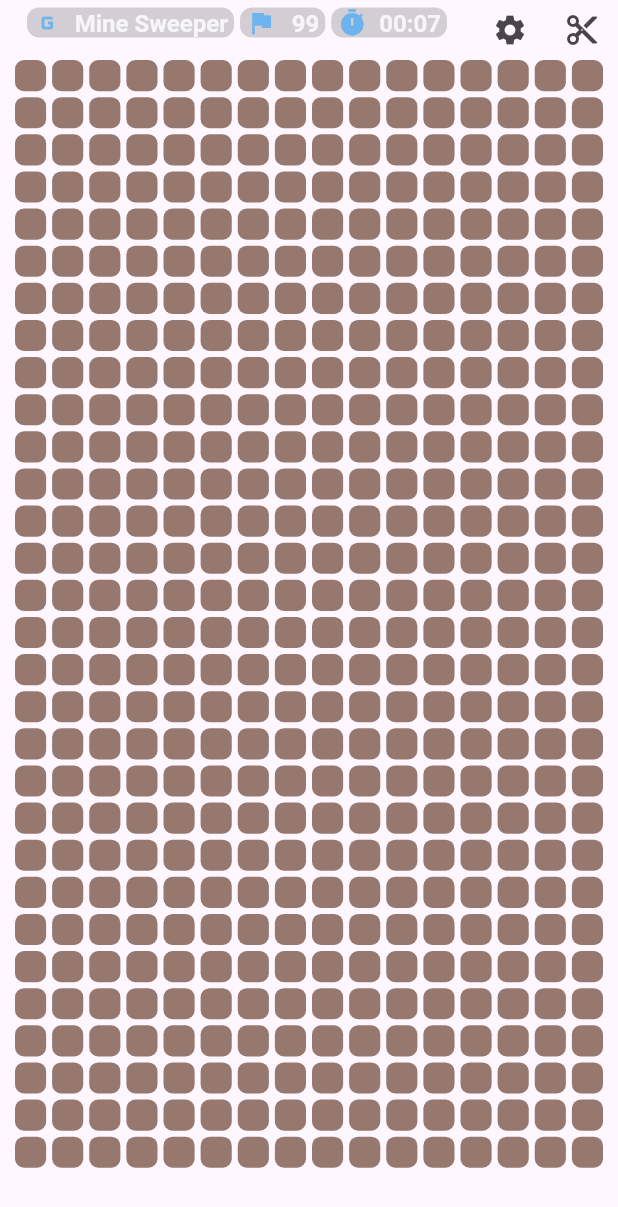
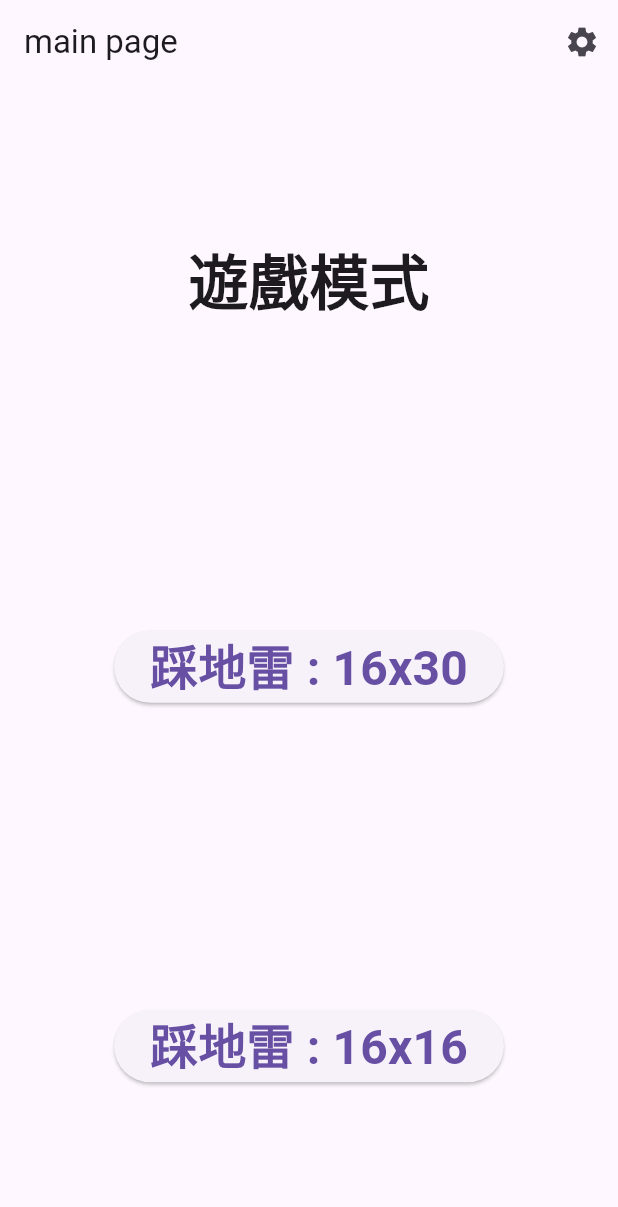
Before and after one commit to Yunitrish006006/adaptor_game, a Flutter app: the screen it shows after launch, on a phone screen of 412 x 824 dp. Shown: the top 1207 px of the screen. Run offline on Flutter 3.47's test engine with Material 3 defaults, Android fonts, the phone set to English and light mode, and no system bars; generated files the repository leaves out were written again.

Commit message:
新增模式

```diff
--- a/lib/main.dart
+++ b/lib/main.dart
@@ -1,6 +1,6 @@
 import 'dart:io';
 import 'package:adaptor_games/ui/combined_notifier.dart';
-import 'package:adaptor_games/ui/screens/mine_sweeper_screen.dart';
+import 'package:adaptor_games/ui/screens/menu_screen.dart';
 import 'package:flutter/material.dart';
 import 'package:flutter_gen/gen_l10n/app_localizations.dart';
 import 'package:provider/provider.dart';
@@ -27,7 +27,7 @@ class MyApp extends StatelessWidget {
             locale: notifier.currentLocale,
             localizationsDelegates: AppLocalizations.localizationsDelegates,
             supportedLocales: AppLocalizations.supportedLocales,
-            home: const MineSweepGameScreen(),
+            home: const MenuScreen(),
           );
         },
       ),
--- a/lib/ui/components.dart
+++ b/lib/ui/components.dart
@@ -107,7 +107,7 @@ Expanded getStatusField(
   return Expanded(
     flex: width,
     child: Container(
-      margin: const EdgeInsets.symmetric(horizontal: 2),
+      margin: const EdgeInsets.symmetric(horizontal: 4),
       padding: const EdgeInsets.symmetric(horizontal: 4),
       decoration: BoxDecoration(
         color: add3_2(theme.canvasColor, theme.hintColor),
@@ -119,13 +119,13 @@ Expanded getStatusField(
           Icon(
             icon,
             color: add3_2(Colors.blue, theme.secondaryHeaderColor),
-            size: 20,
+            size: 32,
           ),
           Text(
             value,
             style: TextStyle(
                 color: add4_1(Colors.white, theme.secondaryHeaderColor),
-                fontSize: 16,
+                fontSize: 22,
                 fontWeight: FontWeight.bold),
           ),
         ],
--- /dev/null
+++ b/lib/ui/screens/menu_screen.dart
@@ -0,0 +1,61 @@
+import 'package:adaptor_games/ui/components.dart';
+import 'package:adaptor_games/ui/screens/mine_sweeper_screen.dart';
+import 'package:adaptor_games/utils/mine_sweeper.dart';
+import 'package:flutter/material.dart';
+import 'package:flutter_gen/gen_l10n/app_localizations.dart';
+
+class MenuScreen extends StatefulWidget {
+  const MenuScreen({super.key});
+
+  @override
+  State<MenuScreen> createState() => _MenuScreenState();
+}
+
+class _MenuScreenState extends State<MenuScreen> {
+  @override
+  Widget build(BuildContext context) {
+    return Scaffold(
+      appBar: AppBar(
+        title: Text(AppLocalizations.of(context)!.title_main),
+        actions: [settingButton(context)],
+      ),
+      body: Center(
+        child: Column(
+          mainAxisAlignment: MainAxisAlignment.spaceAround,
+          children: [
+            const Text(
+              "遊戲模式",
+              style: TextStyle(fontSize: 40, fontWeight: FontWeight.bold),
+            ),
+            ElevatedButton(
+              onPressed: () {
+                Navigator.push(
+                  context,
+                  MaterialPageRoute(
+                    builder: (context) =>
+                        MineSweepGameScreen(MineSweeperGame(30, 16, 99)),
+                  ),
+                );
+              },
+              child: const Text("踩地雷 : 16x30",
+                  style: TextStyle(fontSize: 32, fontWeight: FontWeight.bold)),
+            ),
+            ElevatedButton(
+              onPressed: () {
+                Navigator.push(
+                  context,
+                  MaterialPageRoute(
+                    builder: (context) =>
+                        MineSweepGameScreen(MineSweeperGame(16, 16, 50)),
+                  ),
+                );
+              },
+              child: const Text("踩地雷 : 16x16",
+                  style: TextStyle(fontSize: 32, fontWeight: FontWeight.bold)),
+            ),
+          ],
+        ),
+      ),
+    );
+  }
+}
--- a/lib/ui/screens/mine_sweeper_screen.dart
+++ b/lib/ui/screens/mine_sweeper_screen.dart
@@ -7,19 +7,22 @@ import 'package:flutter_gen/gen_l10n/app_localizations.dart';
 import 'dart:async';
 
 class MineSweepGameScreen extends StatefulWidget {
-  const MineSweepGameScreen({super.key});
+  const MineSweepGameScreen(this.game, {super.key});
+
+  final MineSweeperGame game;
 
   @override
   State<MineSweepGameScreen> createState() => _MineSweepGameScreenState();
 }
 
 class _MineSweepGameScreenState extends State<MineSweepGameScreen> {
-  MineSweeperGame gameData = MineSweeperGame(30, 16, 99);
+  late MineSweeperGame gameData;
   Timer? _timer;
   int _secondsElapsed = 0;
 
   @override
   void initState() {
+    gameData = widget.game;
     super.initState();
     gameData.resetGame();
     _startTimer();
@@ -175,19 +178,23 @@ class _MineSweepGameScreenState extends State<MineSweepGameScreen> {
     AppBar appBar = AppBar(
       elevation: 0,
       centerTitle: false,
-      toolbarHeight: 30,
+      toolbarHeight: 40,
       surfaceTintColor: Colors.transparent,
       backgroundColor: Colors.transparent,
-      title: Row(
+      title: Text(AppLocalizations.of(context)!.title_mine_sweeper),
+      actions: [settingButton(context)],
+    );
+
+    SizedBox statusBar = SizedBox(
+      height: 30,
+      child: Row(
         children: [
-          getStatusField(context, Icons.g_mobiledata,
-              AppLocalizations.of(context)!.title_mine_sweeper, 7),
           getStatusField(context, Icons.flag,
               (gameData.getActualMine() - gameData.flagCount).toString(), 3),
           getStatusField(context, Icons.timer, _formatTime(_secondsElapsed), 4),
+          switchButton(context, gameData)
         ],
       ),
-      actions: [settingButton(context), switchButton(context, gameData)],
     );
 
     return Scaffold(
@@ -195,11 +202,13 @@ class _MineSweepGameScreenState extends State<MineSweepGameScreen> {
       body: Column(
         mainAxisAlignment: MainAxisAlignment.start,
         children: [
+          statusBar,
           Container(
             width: double.infinity,
             height: MediaQuery.sizeOf(context).height -
                 24 -
-                appBar.preferredSize.height,
+                appBar.preferredSize.height -
+                statusBar.height!,
             padding: const EdgeInsets.all(10),
             child: GridView.builder(
                 gridDelegate: SliverGridDelegateWithFixedCrossAxisCount(
```
Also changed, not shown: lib/ui/screens/old_mine_sweeper_screen.dart (deleted, +0 -202 lines), lib/utils/old_mine_sweeper.dart (deleted, +0 -139 lines).
